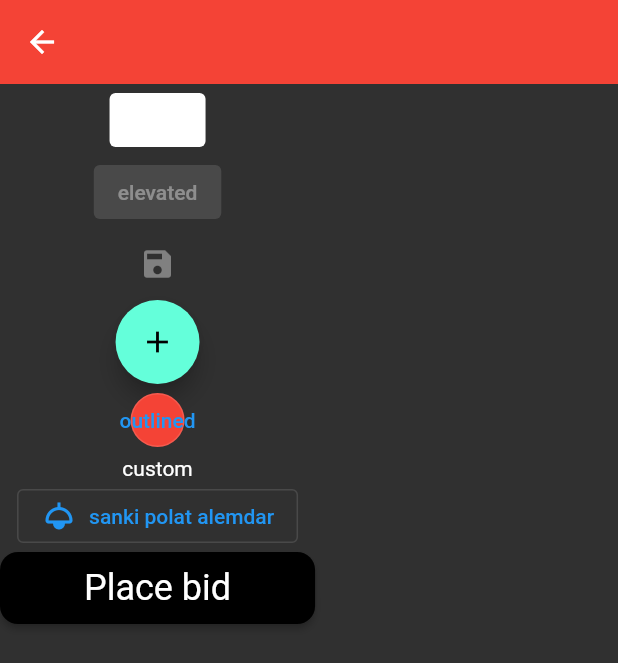
After one commit to hmtbasdas/flutter_learn_full, a Flutter app: the ButtonLearn screen opened directly, on a phone screen of 412 x 824 dp. The commit adds this screen. Shown: the top 663 px of the screen. Run offline on Flutter 3.47's test engine with Material 2 defaults, Android fonts, the phone set to English and light mode, and no system bars.

Commit message:
app_bar_buttons_scf_learn

```diff
--- /dev/null
+++ b/lib/101/button_learn_view.dart
@@ -0,0 +1,105 @@
+import 'package:flutter/material.dart';
+
+class ButtonLearn extends StatelessWidget {
+  const ButtonLearn({Key? key}) : super(key: key);
+
+  @override
+  Widget build(BuildContext context) {
+    return Scaffold(
+      appBar: AppBar(),
+      body: Column(
+        children: [
+          TextButton(
+            onPressed: (){
+              debugPrint("basıldı");
+            },
+            child: Text(
+              "text",
+              style: Theme.of(context).textTheme.subtitle1,
+            ),
+            style: ButtonStyle(
+              backgroundColor: MaterialStateProperty.resolveWith((states){
+                if(states.contains(MaterialState.pressed)){
+                  return Colors.green;
+                }
+                return Colors.white;
+              }),
+            ),
+          ),
+          ElevatedButton(
+            onPressed: null,
+            child: Text(
+              "elevated"
+            ),
+          ),
+          IconButton(
+            onPressed: null,
+            icon: Icon(
+              Icons.save,
+            ),
+          ),
+          FloatingActionButton(
+            onPressed: (){
+
+            },
+            child: Icon(
+              Icons.add
+            ),
+          ),
+          OutlinedButton(
+            onPressed: (){
+
+            },
+            child: Text(
+              "outlined"
+            ),
+            style: OutlinedButton.styleFrom(
+              backgroundColor: Colors.red,
+              shape: CircleBorder(),
+            ),
+          ),
+          InkWell(
+            onTap: (){
+              debugPrint("custom tik");
+            },
+            onDoubleTap: (){
+              debugPrint("custom double tik");
+            },
+            child: Text(
+                "custom"
+            ),
+          ),
+
+          OutlinedButton.icon(
+            onPressed: (){
+
+            },
+            icon: Icon(Icons.light),
+            label: Text(
+              "sanki polat alemdar"
+            ),
+          ),
+
+          ElevatedButton(
+            onPressed: (){
+
+            },
+            child: Padding(
+              padding: EdgeInsets.only(top: 10, bottom: 10, right: 40, left: 40),
+              child: Text(
+                "Place bid",
+                style: Theme.of(context).textTheme.headline5,
+              ),
+            ),
+            style: ElevatedButton.styleFrom(
+              primary: Colors.black,
+              shape: RoundedRectangleBorder(
+                borderRadius: BorderRadius.all(Radius.circular(12)),
+              )
+            ),
+          )
+        ],
+      ),
+    );
+  }
+}
```
Also changed, not shown: lib/101/app_bar_view.dart (added, +56 -0 lines), lib/main.dart (+12 -2 lines).
